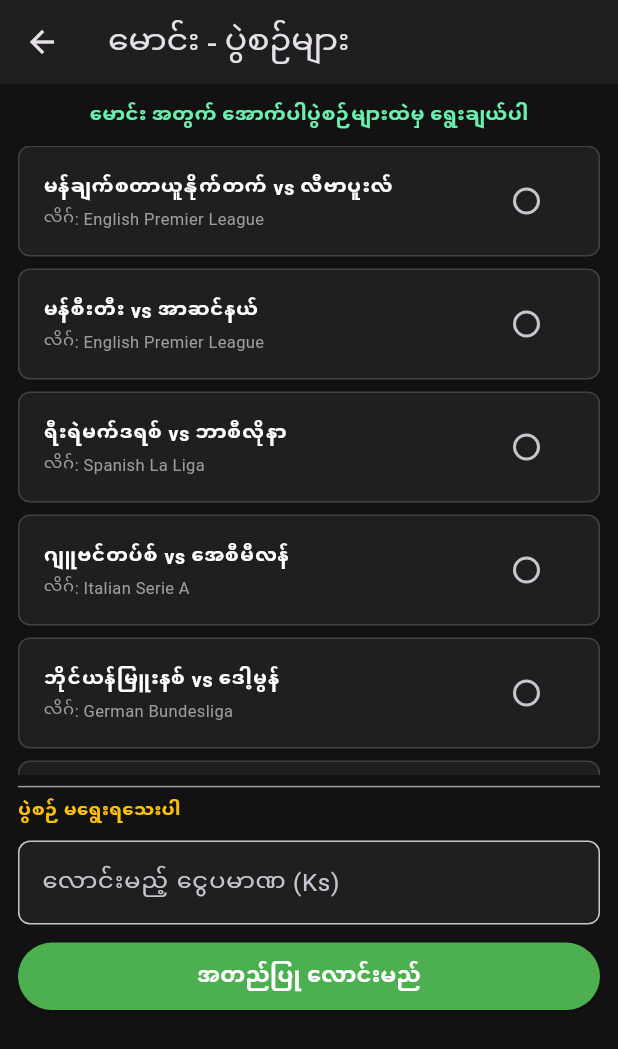
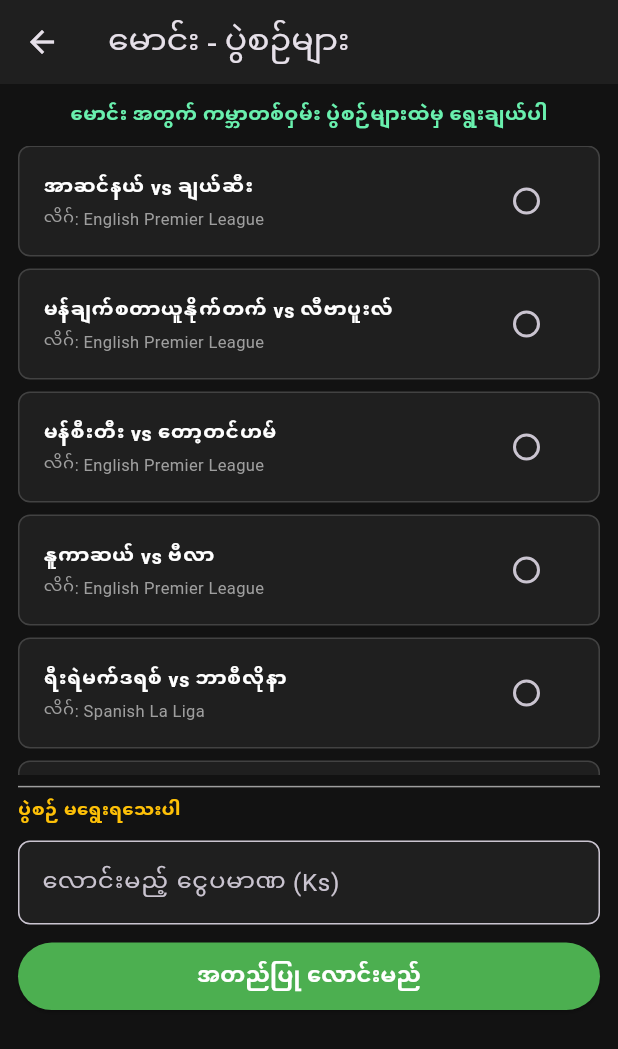
Before and after one commit to pa2659985-create/hat_trick_999, a Flutter app: the BettingScreen screen opened directly, on a phone screen of 412 x 824 dp. Shown: the top 1049 px of the screen. Run offline on Flutter 3.47's test engine with Material 3 defaults, Android fonts, the phone set to English and light mode, and no system bars; our stand-ins replace firebase_core, firebase_messaging, shared_preferences; accounts and stored records are empty; network calls fail.

Commit message:
Update main.dart

```diff
--- a/lib/main.dart
+++ b/lib/main.dart
@@ -121,7 +121,7 @@ class AppStrings {
   }
 }
 
-// API Service with Expanded Rich Matches (API + Extra Rich Mock Matches)
+// API Service with Global Worldwide Match Coverage
 class ApiService {
   static const String apiKey = '5a87133d1c764efb8525d81e82d605fd';
   static const String baseUrl = 'https://api.football-data.org/v4/matches';
@@ -155,24 +155,48 @@ class ApiService {
       print('API Error: $e');
     }
 
-    // 2. Extra Rich Matches to make sure the app always has plenty of matches to bet/view
-    List<Map<String, dynamic>> extraMatches = [
-      {'league': 'English Premier League', 'time': '21:00', 't1': 'မန်ချက်စတာယူနိုက်တက်', 'score': '0 - 0', 't2': 'လီဗာပူးလ်', 'status': 'SCHEDULED'},
-      {'league': 'English Premier League', 'time': '23:30', 't1': 'မန်စီးတီး', 'score': '1 - 0', 't2': 'အာဆင်နယ်', 'status': 'LIVE'},
-      {'league': 'Spanish La Liga', 'time': '01:00', 't1': 'ရီးရဲမက်ဒရစ်', 'score': '2 - 1', 't2': 'ဘာစီလိုနာ', 'status': 'LIVE'},
-      {'league': 'Italian Serie A', 'time': '20:30', 't1': 'ဂျူဗင်တပ်စ်', 'score': '0 - 0', 't2': 'အေစီမီလန်', 'status': 'SCHEDULED'},
-      {'league': 'German Bundesliga', 'time': '19:30', 't1': 'ဘိုင်ယန်မြူးနစ်', 'score': '3 - 1', 't2': 'ဒေါ့မွန်', 'status': 'FINISHED'},
-      {'league': 'French Ligue 1', 'time': '22:00', 't1': 'ပီအက်စ်ဂျီ', 'score': '2 - 0', 't2': 'မာဆေးလ်', 'status': 'SCHEDULED'},
-      {'league': 'UEFA Champions League', 'time': '02:00', 't1': 'ချယ်ဆီး', 'score': '1 - 1', 't2': 'အက်သလက်တီကို', 'status': 'SCHEDULED'},
-      {'league': 'UEFA Champions League', 'time': '02:00', 't1': 'တော့တင်ဟမ်', 'score': '0 - 2', 't2': 'အင်တာမီလန်', 'status': 'SCHEDULED'},
+    // 2. Comprehensive Global Worldwide Matches (Europe, Asia, South America, International & Leagues)
+    List<Map<String, dynamic>> globalMatches = [
+      // English Premier League
+      {'league': 'English Premier League', 'time': '19:30', 't1': 'အာဆင်နယ်', 'score': '0 - 0', 't2': 'ချယ်ဆီး', 'status': 'SCHEDULED'},
+      {'league': 'English Premier League', 'time': '22:00', 't1': 'မန်ချက်စတာယူနိုက်တက်', 'score': '1 - 1', 't2': 'လီဗာပူးလ်', 'status': 'LIVE'},
+      {'league': 'English Premier League', 'time': '22:00', 't1': 'မန်စီးတီး', 'score': '2 - 0', 't2': 'တော့တင်ဟမ်', 'status': 'SCHEDULED'},
+      {'league': 'English Premier League', 'time': '00:30', 't1': 'နူကာဆယ်', 'score': '0 - 0', 't2': 'ဗီလာ', 'status': 'SCHEDULED'},
+
+      // Spanish La Liga
+      {'league': 'Spanish La Liga', 'time': '20:00', 't1': 'ရီးရဲမက်ဒရစ်', 'score': '3 - 1', 't2': 'ဘာစီလိုနာ', 'status': 'FINISHED'},
+      {'league': 'Spanish La Liga', 'time': '22:15', 't1': 'အက်သလက်တီကို မက်ဒရစ်', 'score': '1 - 0', 't2': 'ဗလင်စီယာ', 'status': 'LIVE'},
+      {'league': 'Spanish La Liga', 'time': '01:00', 't1': 'ဆီဗီလာ', 'score': '0 - 0', 't2': 'ဗီยาร์ရีယ်', 'status': 'SCHEDULED'},
+
+      // Italian Serie A
+      {'league': 'Italian Serie A', 'time': '18:30', 't1': 'ဂျူဗင်တပ်စ်', 'score': '2 - 2', 't2': 'အေစီမီလန်', 'status': 'LIVE'},
+      {'league': 'Italian Serie A', 'time': '21:00', 't1': 'အင်တာမီလန်', 'score': '1 - 0', 't2': 'နာပိုလီ', 'status': 'SCHEDULED'},
+      {'league': 'Italian Serie A', 'time': '01:45', 't1': 'ရိုးမား', 'score': '0 - 0', 't2': 'လက်ဇီယို', 'status': 'SCHEDULED'},
+
+      // German Bundesliga
+      {'league': 'German Bundesliga', 'time': '20:30', 't1': 'ဘိုင်ယန်မြူးနစ်', 'score': '4 - 2', 't2': 'ဒေါ့မွန်', 'status': 'FINISHED'},
+      {'league': 'German Bundesliga', 'time': '22:30', 't1': 'လပ်ဇစ်', 'score': '1 - 1', 't2': 'လီဗာကူဆင်', 'status': 'SCHEDULED'},
+
+      // French Ligue 1
+      {'league': 'French Ligue 1', 'time': '21:00', 't1': 'ပီအက်စ်ဂျီ', 'score': '3 - 0', 't2': 'မာဆေးလ်', 'status': 'FINISHED'},
+      {'league': 'French Ligue 1', 'time': '23:00', 't1': 'မိုနာကို', 'score': '0 - 1', 't2': 'လီယွန်', 'status': 'SCHEDULED'},
+
+      // UEFA Champions League
+      {'league': 'UEFA Champions League', 'time': '02:00', 't1': 'ရီးရဲမက်ဒရစ်', 'score': '2 - 2', 't2': 'မန်စီးတီး', 'status': 'SCHEDULED'},
+      {'league': 'UEFA Champions League', 'time': '02:00', 't1': 'ဘိုင်ယန်မြူးနစ်', 'score': '1 - 0', 't2': 'အာဆင်နယ်', 'status': 'SCHEDULED'},
+      {'league': 'UEFA Champions League', 'time': '02:00', 't1': 'ပီအက်စ်ဂျီ', 'score': '0 - 0', 't2': 'ဘာစီလိုနာ', 'status': 'SCHEDULED'},
+
+      // International Friendlies & World Cup Qualifiers
+      {'league': 'International Friendlies', 'time': '19:00', 't1': 'ဘရာဇီး', 'score': '2 - 1', 't2': 'အာဂျင်တီးနား', 'status': 'SCHEDULED'},
+      {'league': 'International Friendlies', 'time': '21:30', 't1': 'ပြင်သစ်', 'score': '1 - 1', 't2': 'အင်္ဂလန်', 'status': 'SCHEDULED'},
+      {'league': 'International Friendlies', 'time': '23:00', 't1': 'ပေါ်တူဂီ', 'score': '3 - 0', 't2': 'စပိန်', 'status': 'SCHEDULED'},
     ];
 
-    // ပုံမှန် API ပွဲတွေအပြင် အပိုပွဲစဉ်များကိုပါ ရောနှောထည့်သွင်းပေးခြင်း
-    for (var em in extraMatches) {
-      // ထပ်နေတာတွေ မပါအောင် စစ်ပြီး ထည့်မည်
-      bool exists = allMatches.any((m) => m['t1'] == em['t1'] && m['t2'] == em['t2']);
+    // ပုံမှန် API ပွဲများနှင့် ကမ္ဘာ့ပွဲစဉ်များကို ပေါင်းစပ်ထည့်သွင်းပေးခြင်း
+    for (var gm in globalMatches) {
+      bool exists = allMatches.any((m) => m['t1'] == gm['t1'] && m['t2'] == gm['t2']);
       if (!exists) {
-        allMatches.add(em);
+        allMatches.add(gm);
       }
     }
 
@@ -513,7 +537,7 @@ class _DashboardScreenState extends State<DashboardScreen> {
             const Divider(color: Colors.grey),
             const Padding(
               padding: EdgeInsets.symmetric(horizontal: 16.0, vertical: 8.0),
-              child: Text('Version 12.0.2', style: TextStyle(color: Colors.grey, fontSize: 12)),
+              child: Text('Version 12.0.3', style: TextStyle(color: Colors.grey, fontSize: 12)),
             ),
             ListTile(
               leading: const Icon(Icons.logout, color: Colors.red),
@@ -685,7 +709,7 @@ class _BettingScreenState extends State<BettingScreen> {
         child: Column(
           children: [
             Text(
-              '${widget.title} အတွက် အောက်ပါပွဲစဉ်များထဲမှ ရွေးချယ်ပါ',
+              '${widget.title} အတွက် ကမ္ဘာတစ်ဝှမ်း ပွဲစဉ်များထဲမှ ရွေးချယ်ပါ',
               style: const TextStyle(color: Colors.greenAccent, fontSize: 13, fontWeight: FontWeight.bold),
             ),
             const SizedBox(height: 10),
```
